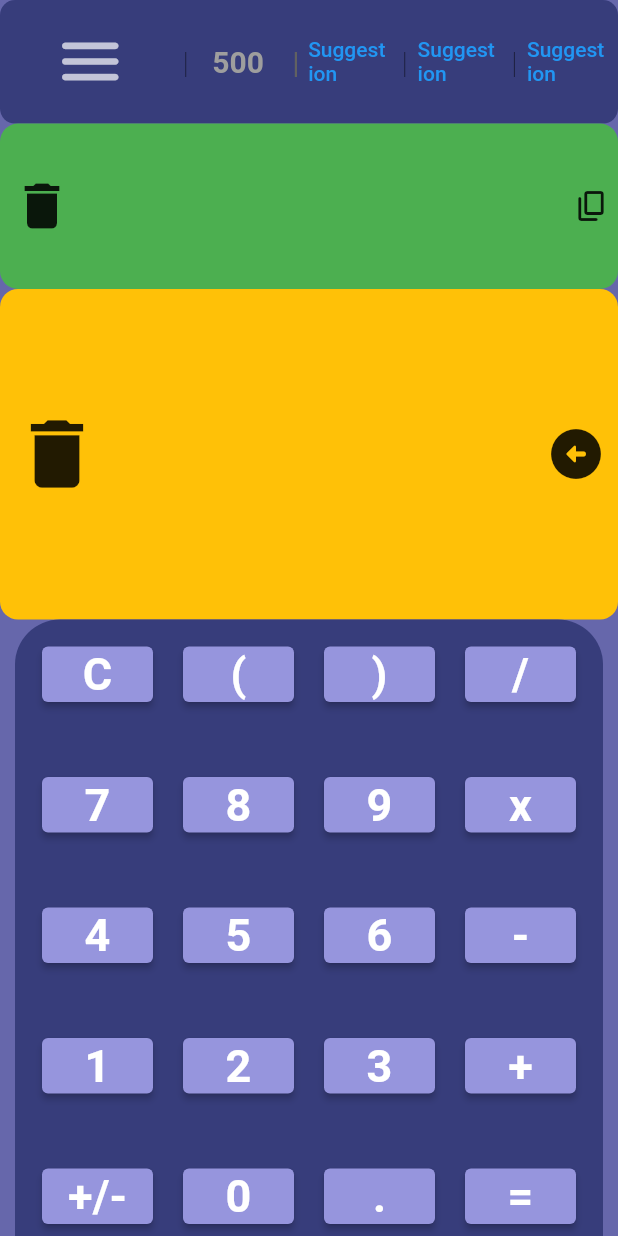
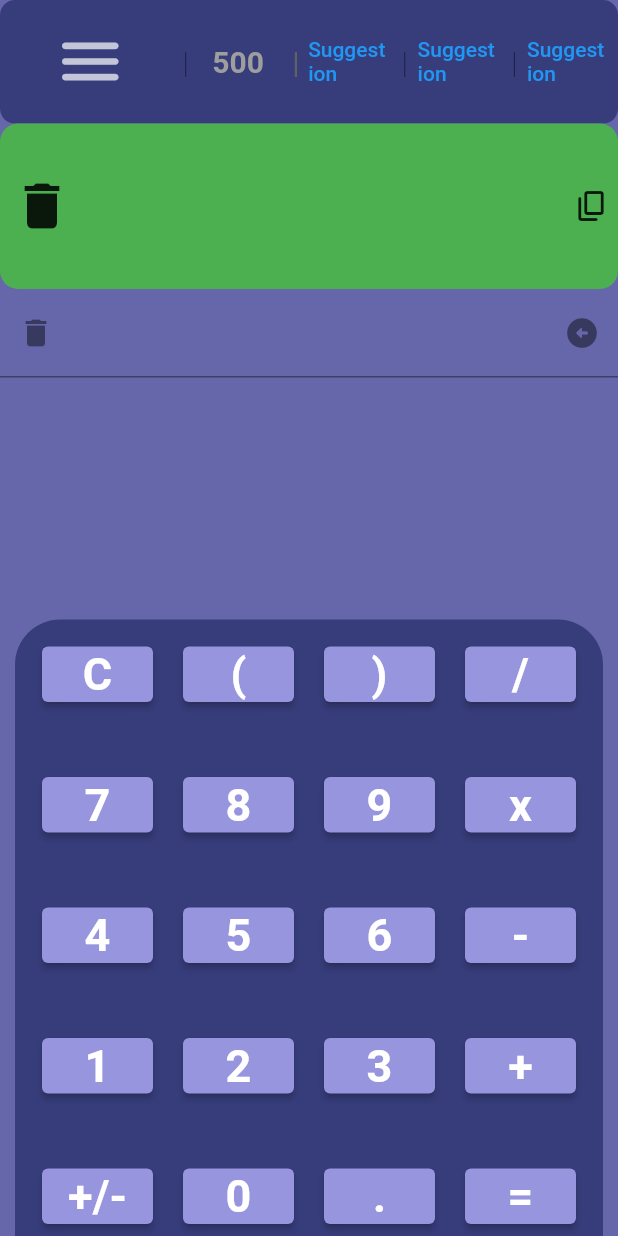
Before and after one commit to NuclearTea/calculator_app, a Flutter app: the screen it shows after launch, after a tap on the "delete" icon, on a phone screen of 412 x 824 dp. Run offline on Flutter 3.47's test engine with Material 2 defaults, Android fonts, the phone set to English and light mode, and no system bars; our stand-ins replace math_expressions; missing offline and left inert: function_tree.

Commit message:
made textfield in main, works, needs more updates

```diff
--- a/lib/equation_box.dart
+++ b/lib/equation_box.dart
@@ -4,7 +4,7 @@ import 'package:flutter/src/widgets/framework.dart';
 
 class EquationBox extends StatefulWidget {
   final resultantController = TextEditingController();
-  var displayInput;
+  late final String displayInput;
 
   EquationBox({super.key, required this.displayInput});
 
@@ -42,12 +42,7 @@ class _EquationBoxState extends State<EquationBox> {
   @override
   Widget build(BuildContext context) {
     return TextField(
-      decoration: InputDecoration(
-        label: Text(
-          widget.getDisplayInput,
-          textAlign: TextAlign.right,
-        ),
-      ),
+      decoration: InputDecoration(labelText: widget.displayInput),
       readOnly: true,
       style: const TextStyle(
         fontFamily: "Roboto",
--- a/lib/main.dart
+++ b/lib/main.dart
@@ -1,5 +1,7 @@
 import 'dart:collection';
+import 'dart:math';
 // import 'package:calculator_app/resultant_form.dart';
+import 'package:calculator_app/equation_box.dart';
 import 'package:flutter/material.dart';
 import 'package:flutter/services.dart';
 import "package:math_expressions/math_expressions.dart";
@@ -106,6 +108,9 @@ class _MyHomePageState extends State<MyHomePage> {
   Queue recentHistory = Queue();
   var displayString = "";
   var equation = "";
+
+  TextEditingController displayController = TextEditingController();
+  // EquationBox textField = EquationBox(displayInput: "");
 
   int primaryColor = 0xff6667ab;
   int lightColor = 0xff9695dd;
@@ -276,43 +281,97 @@ class _MyHomePageState extends State<MyHomePage> {
             ),
             Expanded(
               flex: 2,
-              child: Container(
-                decoration: BoxDecoration(
-                  color: Colors.amber,
-                  borderRadius: BorderRadius.circular(12),
+              child: TextField(
+                  // controller: displayController,
+                  decoration: InputDecoration(
+                labelText: displayString,
+                prefixIcon: IconButton(
+                  icon: Icon(Icons.delete),
+                  onPressed: () => setState(() => displayString = ""),
                 ),
-                width: double.infinity,
-                child: Row(
-                  children: [
-                    Expanded(
-                      flex: 8,
-                      child: IconButton(
-                          iconSize: 60,
-                          alignment: Alignment.centerLeft,
-                          onPressed: () => setState(() => displayString = ""),
-                          icon: const Icon(Icons.delete)),
-                    ),
-                    Expanded(
-                      flex: 24,
-                      child: Text(
-                        displayString,
-                        textAlign: TextAlign.end,
-                      ),
-                    ),
-                    Expanded(
-                      flex: 8,
-                      child: IconButton(
-                          iconSize: 40,
-                          alignment: Alignment.centerRight,
-                          onPressed: () => setState(() => displayString =
-                              displayString.substring(
-                                  0, displayString.length - 1)),
-                          icon: const Icon(Icons.arrow_circle_left_rounded)),
-                    ),
-                  ],
+                suffixIcon: IconButton(
+                  onPressed: () => setState(() => displayString =
+                      displayString.substring(0, displayString.length - 1)),
+                  icon: Icon(Icons.arrow_circle_left_rounded),
                 ),
-              ),
+              )),
             ),
+
+            // Expanded(
+            //   flex: 2,
+            //   child: Row(
+            //     children: [
+            //       Expanded(
+            //         flex: 8,
+            //         child: IconButton(
+            //             iconSize: 60,
+            //             alignment: Alignment.centerLeft,
+            //             onPressed: () => setState(() => displayString = ""),
+            //             icon: const Icon(Icons.delete)),
+            //       ),
+            //       Expanded(
+            //         flex: 24,
+            //         child: TextField(
+            //           readOnly: true,
+            //           decoration: InputDecoration(
+            //             // border: OutlineInputBorder(),
+            //             labelText: displayString,
+            //           ),
+            //           textAlign: TextAlign.end,
+            //         ),
+            //       ),
+            //       Expanded(
+            //         flex: 8,
+            //         child: IconButton(
+            //             iconSize: 40,
+            //             alignment: Alignment.centerRight,
+            //             onPressed: () => setState(() => displayString =
+            //                 displayString.substring(
+            //                     0, displayString.length - 1)),
+            //             icon: const Icon(Icons.arrow_circle_left_rounded)),
+            //       ),
+            //     ],
+            //   ),
+            // ),
+            // Expanded(
+            //   flex: 2,
+            //   child: Container(
+            //     decoration: BoxDecoration(
+            //       color: Colors.amber,
+            //       borderRadius: BorderRadius.circular(12),
+            //     ),
+            //     width: double.infinity,
+            //     child: Row(
+            //       children: [
+            //         Expanded(
+            //           flex: 8,
+            //           child: IconButton(
+            //               iconSize: 60,
+            //               alignment: Alignment.centerLeft,
+            //               onPressed: () => setState(() => displayString = ""),
+            //               icon: const Icon(Icons.delete)),
+            //         ),
+            //         Expanded(
+            //           flex: 24,
+            //           child: Text(
+            //             displayString,
+            //             textAlign: TextAlign.end,
+            //           ),
+            //         ),
+            //         Expanded(
+            //           flex: 8,
+            //           child: IconButton(
+            //               iconSize: 40,
+            //               alignment: Alignment.centerRight,
+            //               onPressed: () => setState(() => displayString =
+            //                   displayString.substring(
+            //                       0, displayString.length - 1)),
+            //               icon: const Icon(Icons.arrow_circle_left_rounded)),
+            //         ),
+            //       ],
+            //     ),
+            //   ),
+            // ),
             Container(
               margin: const EdgeInsets.fromLTRB(10, 0, 10, 0),
               decoration: BoxDecoration(
@@ -350,6 +409,8 @@ class _MyHomePageState extends State<MyHomePage> {
                                         displayString.replaceAll('x', "*");
                                     displayString =
                                         evaluateExpression(answer).toString();
+                                    // textField.setDisplayInput(displayString);
+                                    // print(textField.getDisplayInput);
                                     // displayString = "";
                                   } else {
                                     displayString += value;
```
